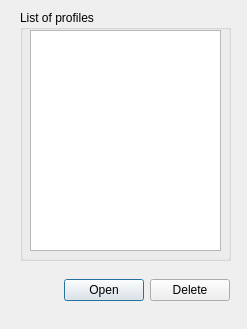
Giswater/giswater_qgis_plugin, file core/ui/toolbars/om/profile_list.ui: the form before one commit.
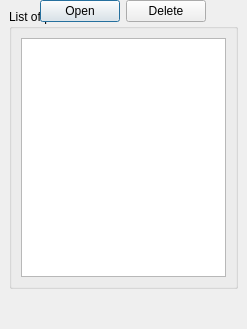
The form after the commit.

Commit message: fix(profile): fix qgis crash on load profile button

```diff
--- a/core/ui/toolbars/om/profile_list.ui
+++ b/core/ui/toolbars/om/profile_list.ui
@@ -16,35 +16,22 @@
   <widget class="QGroupBox" name="groupBox_2">
    <property name="geometry">
     <rect>
-     <x>20</x>
-     <y>10</y>
-     <width>211</width>
-     <height>251</height>
+     <x>9</x>
+     <y>9</y>
+     <width>229</width>
+     <height>280</height>
     </rect>
    </property>
    <property name="title">
     <string>List of profiles</string>
    </property>
-   <widget class="QListWidget" name="tbl_profiles">
-    <property name="geometry">
-     <rect>
-      <x>10</x>
-      <y>20</y>
-      <width>191</width>
-      <height>221</height>
-     </rect>
-    </property>
-   </widget>
+   <layout class="QGridLayout" name="gridLayout_2">
+    <item row="0" column="0">
+     <widget class="QListWidget" name="tbl_profiles"/>
+    </item>
+   </layout>
   </widget>
-  <widget class="QWidget" name="gridLayoutWidget">
-   <property name="geometry">
-    <rect>
-     <x>29</x>
-     <y>270</y>
-     <width>201</width>
-     <height>41</height>
-    </rect>
-   </property>
+  <widget class="QWidget" name="">
    <layout class="QGridLayout" name="lyt_buttons">
     <item row="0" column="1">
      <widget class="QPushButton" name="btn_open">
```
The commit also changes 2 other files.
